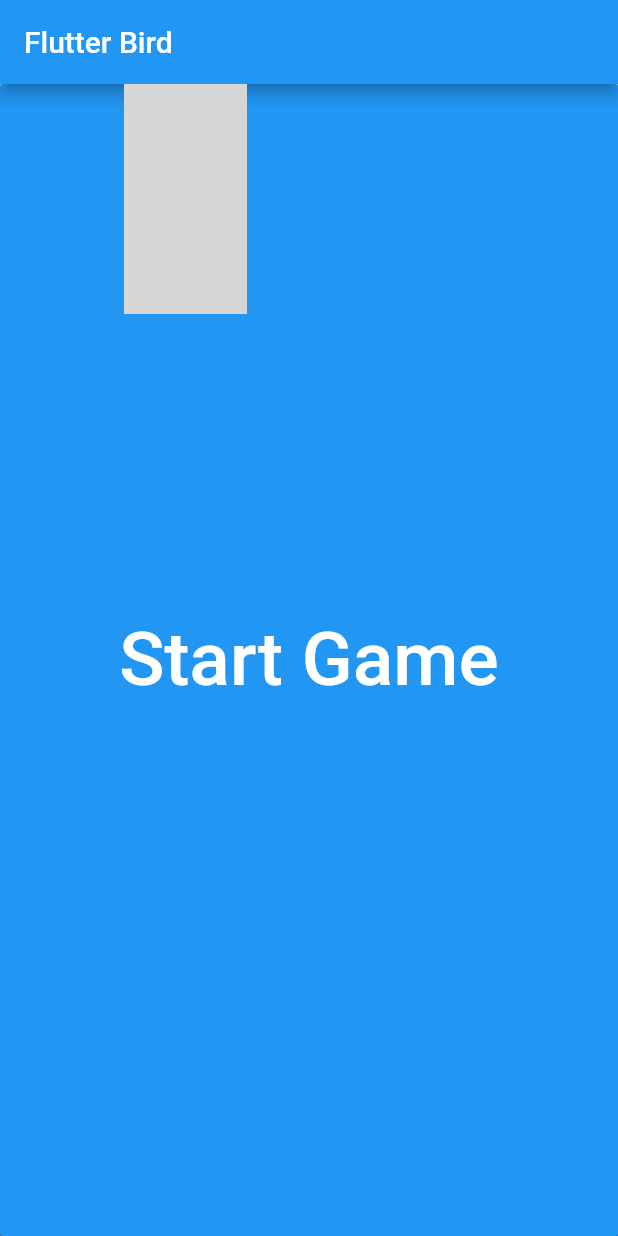
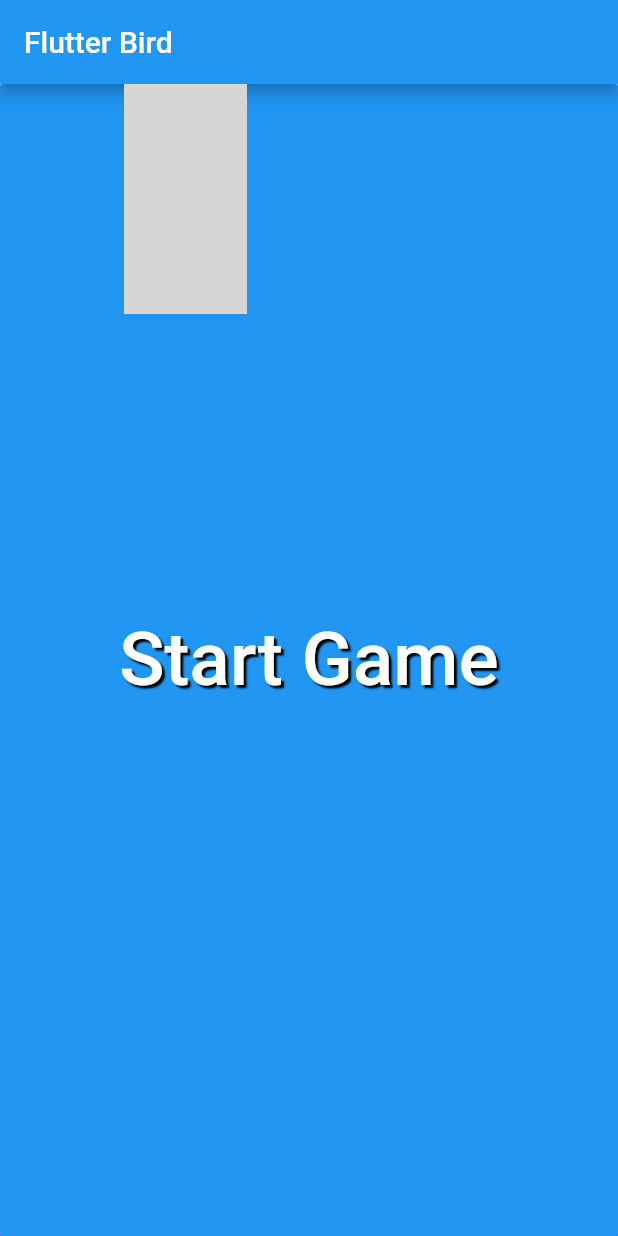
Before and after one commit to BenBtg/FlutterBird, a Flutter app: the screen it shows after launch, on a phone screen of 412 x 824 dp. Run offline on Flutter 3.47's test engine with Material 2 defaults, Android fonts, the phone set to English and light mode, and no system bars; drawn by our look-alikes of flare_flutter; grey boxes are pictures that could not be loaded.

Commit message:
Futher refactoring to 4.84

```diff
--- a/lib/main.dart
+++ b/lib/main.dart
@@ -10,7 +10,7 @@ class MyApp extends StatelessWidget {
   @override
   Widget build(BuildContext context) {
     return MaterialApp(
-      home: App(title: 'Flutter Bird'),
+      home: App(),
     );
   }
 }
@@ -45,8 +45,6 @@ class Box extends StatelessWidget {
 }
 
 class App extends StatefulWidget {
-  App({Key key, this.title}) : super(key: key);
-  final String title;
   @override
   _AppState createState() => _AppState();
 }
@@ -103,22 +101,16 @@ class _AppState extends State<App> with TickerProviderStateMixin {
     if (((_mainAnim.value > 0.1) && (_mainAnim.value < 0.5)) &&
         ((birdNorm * 0.5 < _uSize) || (((2.0 - birdNorm) * 0.5) < _lSize))) {
       _hit = true;
-      _highScore = max(_highScore,_score);
+      _highScore = max(_highScore, _score);
       _mainAnim.stop();
     }
-  }
-
-  @override
-  void dispose() {
-    _birdAnim.dispose();
-    super.dispose();
   }
 
   @override
   Widget build(BuildContext context) {
     return Scaffold(
       appBar: AppBar(
-        title: Text(widget.title),
+        title: Text("Flutter Bird"),
       ),
       body: Stack(fit: StackFit.expand, children: <Widget>[
         Container(
@@ -145,8 +137,8 @@ class _AppState extends State<App> with TickerProviderStateMixin {
         ),
         Align(
           child: Text(
-            "Score: " + _score.toString() + " High Score: " + _highScore.toString() ,
-            style: TextStyle(color: Colors.white, fontSize: 20),
+            "High Score: $_highScore \n Score: $_score", textAlign: TextAlign.right,
+            style: TextStyle(color: Colors.white, fontSize: 20, shadows: [Shadow(blurRadius: 1.0, offset: Offset(1.5, 1.5))]  ),
           ),
           alignment: Alignment(0.95, -0.95),
         ),
@@ -161,16 +153,20 @@ class _AppState extends State<App> with TickerProviderStateMixin {
           });
         }),
         Visibility(
-
-              child: new RaisedButton(
-            child: Text('Start Game', style: TextStyle(color: Colors.white, fontSize: 50),),
+          child: new FlatButton(
+            child: Text(
+              'Start Game',
+              style: TextStyle(color: Colors.white, fontSize: 50, shadows: [Shadow(blurRadius: 1.0, offset: Offset(2, 2))] ),
+            ),
             color: Theme.of(context).accentColor,
-            elevation: 4.0,
             splashColor: Colors.blueGrey,
             onPressed: () {
               // Perform some action
               //_hit = false;
-              this.setState((){_hit = false; _score = 0; });
+              this.setState(() {
+                _hit = false;
+                _score = 0;
+              });
               move();
               _birdAnim.reset();
               drop();
```
Lines whose indentation alone changed are shown as unchanged.
